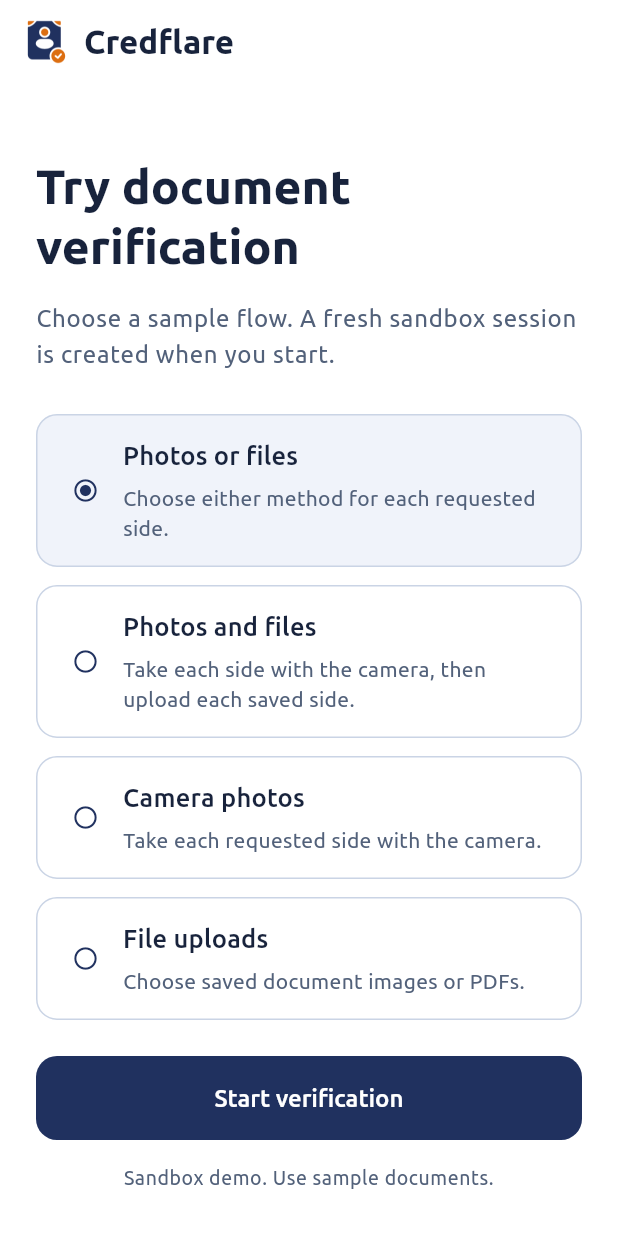
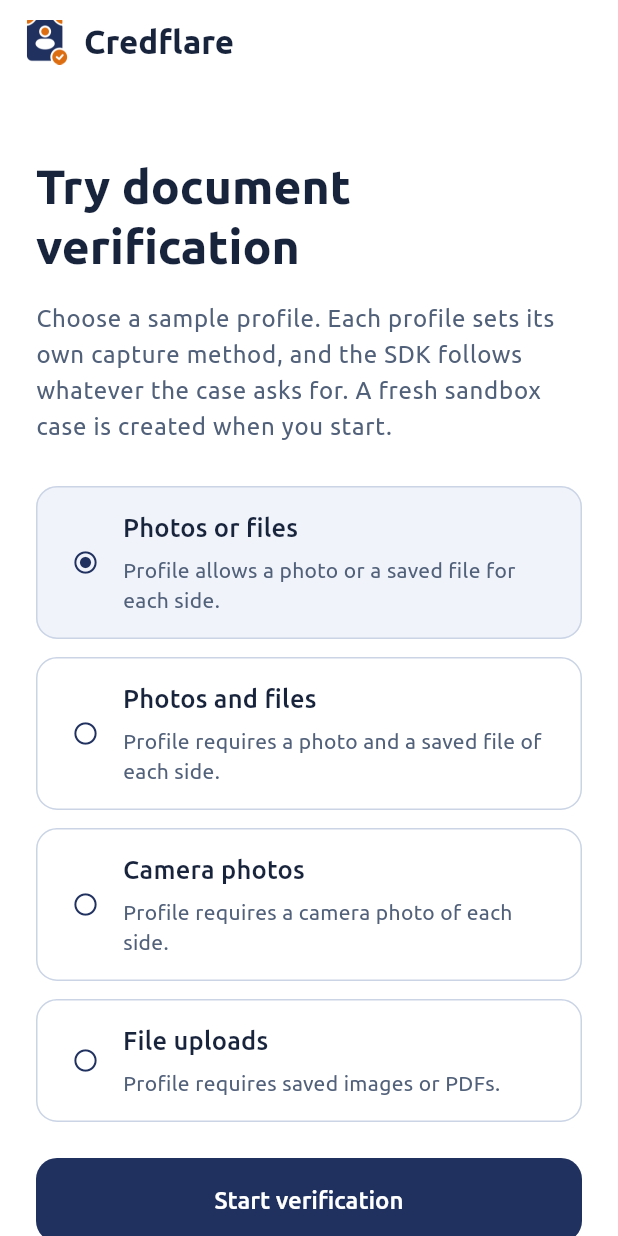
Before and after one commit to credflare/flutter-sdk, a Flutter app: the screen it shows after launch, on a phone screen of 412 x 824 dp. Run offline on Flutter 3.47's test engine with Material 3 defaults, Android fonts, the phone set to English and light mode, and no system bars; our stand-ins replace image_picker; missing offline and left inert: file_selector.

Commit message:
ui: Clarify sample profiles and refresh the brand mark

```diff
--- a/example/lib/main.dart
+++ b/example/lib/main.dart
@@ -26,14 +26,17 @@ class _ExampleState extends State<Example> {
   static const modes = {
     'either': [
       'Photos or files',
-      'Choose either method for each requested side.',
+      'Profile allows a photo or a saved file for each side.',
     ],
     'snapshot_and_upload': [
       'Photos and files',
-      'Take each side with the camera, then upload each saved side.',
+      'Profile requires a photo and a saved file of each side.',
     ],
-    'snapshot': ['Camera photos', 'Take each requested side with the camera.'],
-    'upload': ['File uploads', 'Choose saved document images or PDFs.'],
+    'snapshot': [
+      'Camera photos',
+      'Profile requires a camera photo of each side.',
+    ],
+    'upload': ['File uploads', 'Profile requires saved images or PDFs.'],
   };
   Future<SessionDescriptor> _session() async {
     final url = Uri.parse('http://localhost:3107/session');
@@ -84,7 +87,7 @@ class _ExampleState extends State<Example> {
               ),
               const SizedBox(height: 16),
               Text(
-                'Choose a sample flow. A fresh sandbox session is created when you start.',
+                'Choose a sample profile. Each profile sets its own capture method, and the SDK follows whatever the case asks for. A fresh sandbox case is created when you start.',
                 style: theme.textTheme.bodyLarge?.copyWith(
                   color: theme.colorScheme.onSurfaceVariant,
                 ),
```
Also changed, not shown: assets/credflare-mark.png.
